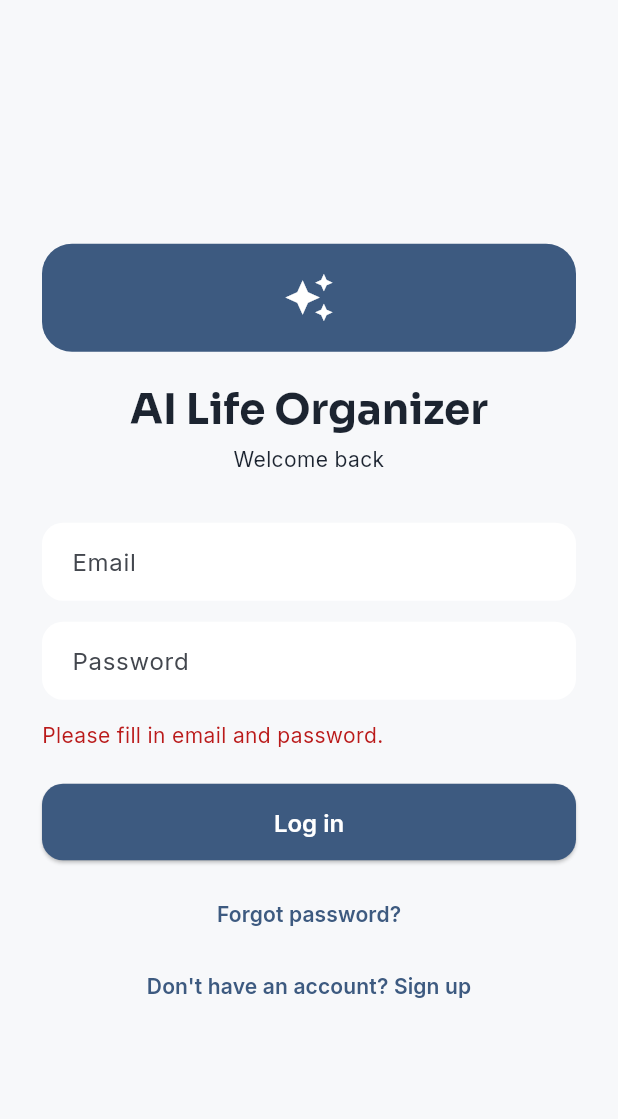
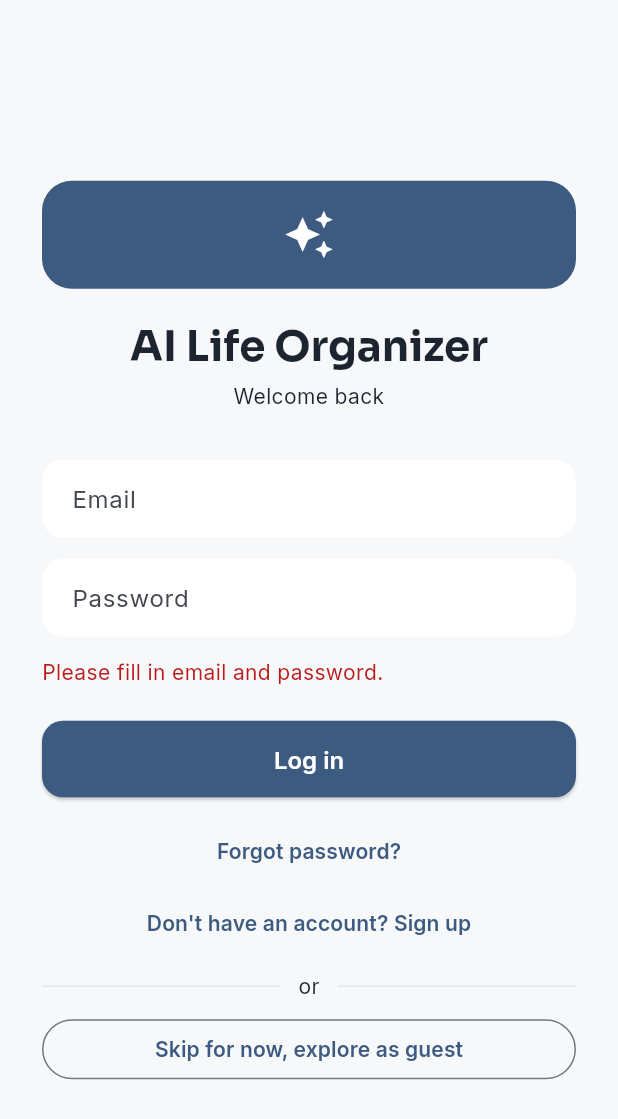
Before and after one commit to rehanmalek786/Ai-Life-Organizer, a Flutter app: the screen it shows after launch, after a tap on "Log in", on a phone screen of 412 x 824 dp. Shown: the top 1119 px of the screen. Run offline on Flutter 3.47's test engine with Material 3 defaults, Android fonts, the phone set to English and light mode, and no system bars; our stand-ins replace cloud_firestore, firebase_auth, firebase_core, fl_chart, flutter_local_notifications, flutter_secure_storage and 8 more; accounts and stored records are empty.

Commit message:
Update auth_screen.dart

```diff
--- a/lib/screens/auth/auth_screen.dart
+++ b/lib/screens/auth/auth_screen.dart
@@ -46,6 +46,20 @@ class _AuthScreenState extends State<AuthScreen> {
         ? await auth.signIn(_emailCtrl.text, _passwordCtrl.text)
         : await auth.signUp(_emailCtrl.text, _passwordCtrl.text, _nameCtrl.text);
 
+    if (!mounted) return;
+    setState(() {
+      _loading = false;
+      _error = result;
+    });
+  }
+
+  Future<void> _skip() async {
+    setState(() {
+      _loading = true;
+      _error = null;
+    });
+    final auth = context.read<AuthProvider>();
+    final result = await auth.signInAsGuest();
     if (!mounted) return;
     setState(() {
       _loading = false;
@@ -137,6 +151,19 @@ class _AuthScreenState extends State<AuthScreen> {
                   }),
                   child: Text(_isLogin ? "Don't have an account? Sign up" : 'Already have an account? Log in'),
                 ),
+                const SizedBox(height: 8),
+                Row(
+                  children: const [
+                    Expanded(child: Divider()),
+                    Padding(padding: EdgeInsets.symmetric(horizontal: 12), child: Text('or')),
+                    Expanded(child: Divider()),
+                  ],
+                ),
+                const SizedBox(height: 8),
+                OutlinedButton(
+                  onPressed: _loading ? null : _skip,
+                  child: const Text('Skip for now, explore as guest'),
+                ),
                 const SizedBox(height: 20),
               ],
             ),
```
